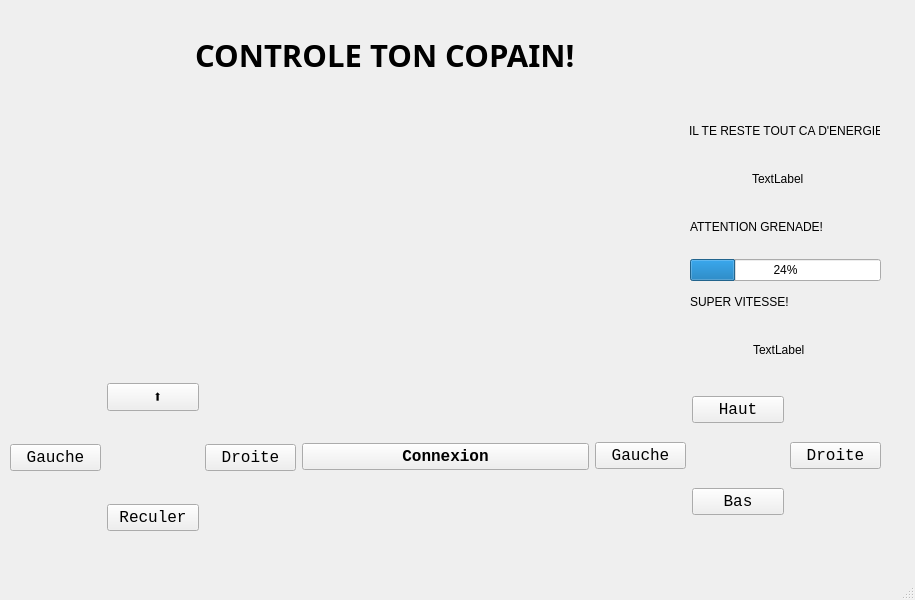
Above: Application/mainwindow.ui from LeBourguignon/WifiBot before the change. Below: the same form after it.
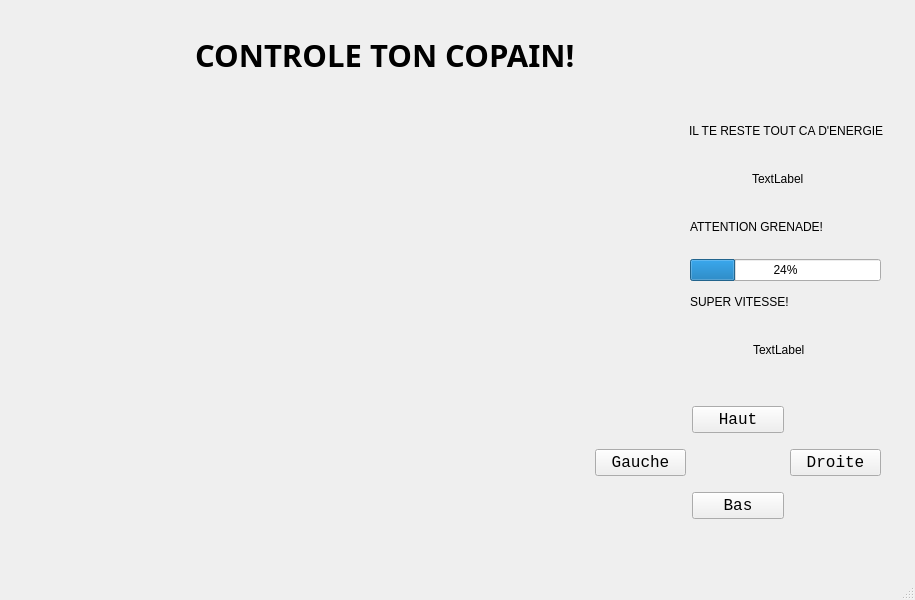
That is the form after the change. Icons and pictures are not drawn.

What changed in the file:
```diff
--- a/Application/mainwindow.ui
+++ b/Application/mainwindow.ui
@@ -95,8 +95,21 @@
          <bold>true</bold>
         </font>
        </property>
+       <property name="styleSheet">
+        <string notr="true">#Connexion {
+background-color: transparent;
+border-image: url(:Start.png);
+background: none;
+border: none;
+background-repeat: none;
+}
+#Connexion:pressed
+{
+   border-image: url(:Stop.png);
+}</string>
+       </property>
        <property name="text">
-        <string>Connexion</string>
+        <string/>
        </property>
       </widget>
      </item>
@@ -123,8 +136,17 @@
            <pointsize>12</pointsize>
           </font>
          </property>
+         <property name="styleSheet">
+          <string notr="true">#Droite {
+background-color: transparent;
+border-image: url(:Droite.png);
+background: none;
+border: none;
+background-repeat: none;
+}</string>
+         </property>
          <property name="text">
-          <string>Droite</string>
+          <string/>
          </property>
         </widget>
        </item>
@@ -136,8 +158,17 @@
            <pointsize>12</pointsize>
           </font>
          </property>
+         <property name="styleSheet">
+          <string notr="true">#Gauche {
+background-color: transparent;
+border-image: url(:Gauche.png);
+background: none;
+border: none;
+background-repeat: none;
+}</string>
+         </property>
          <property name="text">
-          <string>Gauche</string>
+          <string/>
          </property>
         </widget>
        </item>
@@ -150,8 +181,18 @@
            <italic>false</italic>
           </font>
          </property>
+         <property name="styleSheet">
+          <string notr="true">#Avancer {
+background-color: transparent;
+border-image: url(:Avancer.png);
+background: none;
+border: none;
+background-repeat: none;
+}
+</string>
+         </property>
          <property name="text">
-          <string> ⬆️</string>
+          <string> </string>
          </property>
         </widget>
        </item>
@@ -176,8 +217,17 @@
            <pointsize>12</pointsize>
           </font>
          </property>
+         <property name="styleSheet">
+          <string notr="true">#Reculer {
+background-color: transparent;
+border-image: url(:Reculer.png);
+background: none;
+border: none;
+background-repeat: none;
+}</string>
+         </property>
          <property name="text">
-          <string>Reculer</string>
+          <string/>
          </property>
         </widget>
        </item>
@@ -245,7 +295,7 @@
      <rect>
       <x>689</x>
       <y>109</y>
-      <width>191</width>
+      <width>205</width>
       <height>91</height>
      </rect>
     </property>
```
Left out of the diff: 2 changed lines with no effect on the pictures.
